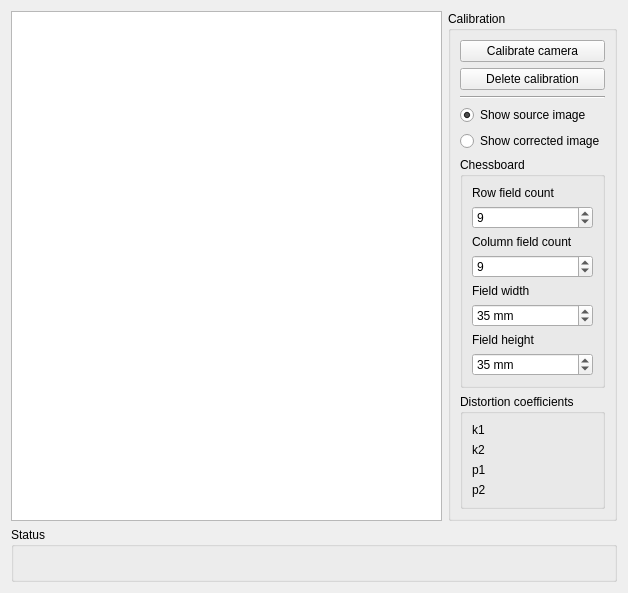
The window that singlecalibrationwidget.ui (KITrokopter/GUI-Application) describes before a commit, drawn with Qt 5.
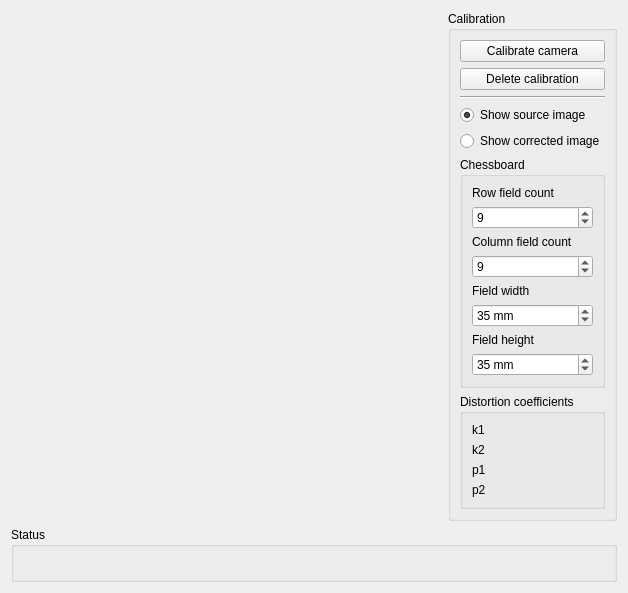
The same window after the commit.

Commit message: Add single calibration widget

```diff
--- a/singlecalibrationwidget.ui
+++ b/singlecalibrationwidget.ui
@@ -17,7 +17,17 @@
    <item>
     <layout class="QHBoxLayout" name="horizontalLayout">
      <item>
-      <widget class="QGraphicsView" name="graphicsView"/>
+      <widget class="QLabel" name="image">
+       <property name="sizePolicy">
+        <sizepolicy hsizetype="Expanding" vsizetype="Expanding">
+         <horstretch>0</horstretch>
+         <verstretch>0</verstretch>
+        </sizepolicy>
+       </property>
+       <property name="text">
+        <string/>
+       </property>
+      </widget>
      </item>
      <item>
       <widget class="QGroupBox" name="groupBox_2">
```
The commit also changes 7 other files.
